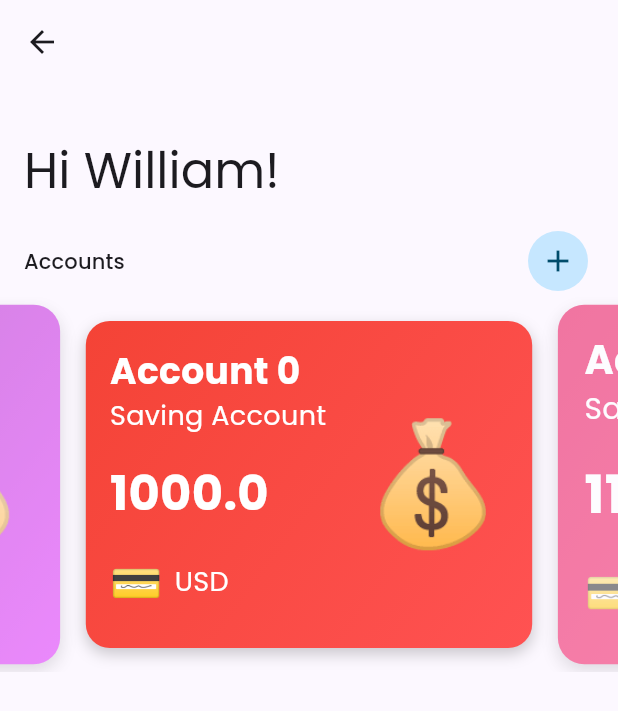
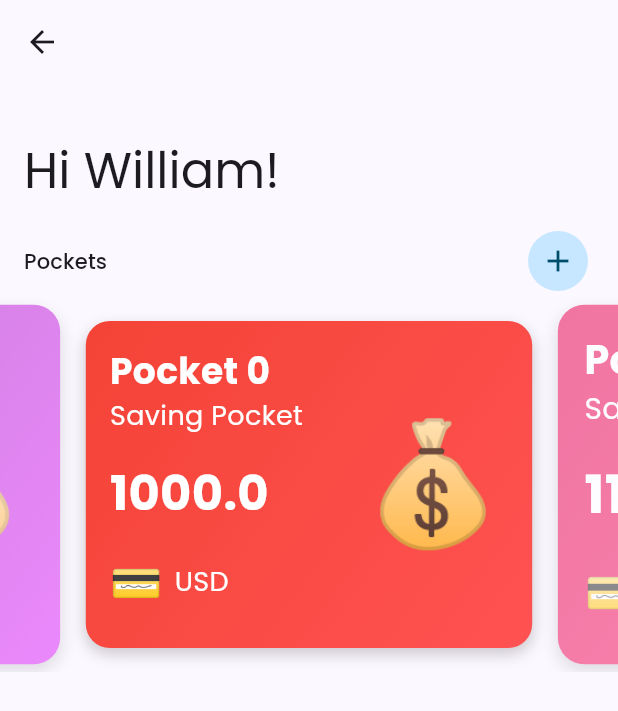
Before and after one commit to willyishmael/rocket_pocket, a Flutter app: the DashboardScreen screen opened directly, on a phone screen of 412 x 824 dp. Shown: the top 711 px of the screen. Run offline on Flutter 3.47's test engine with Material 3 defaults, Android fonts, the phone set to English and light mode, and no system bars; our stand-ins replace drift, flutter_riverpod, flutter_swiper_view, go_router, google_fonts, talker_flutter; missing offline and left inert: country_currency_pickers, flutter_adaptive_scaffold; accounts and stored records are empty; generated files the repository leaves out were written again.

Commit message:
Renaming Account to Pocket

```diff
--- a/lib/data/local/database.dart
+++ b/lib/data/local/database.dart
@@ -14,8 +14,8 @@ final appDatabaseProvider = Provider<AppDatabase>((ref) {
   return AppDatabase();
 });
 
-// Define the Account table
-class Accounts extends Table {
+// Define the Pocket table
+class Pockets extends Table {
   IntColumn get id => integer().autoIncrement()();
   TextColumn get name => text()();
   TextColumn get currency => text()();
@@ -46,10 +46,10 @@ class Loans extends Table {
 // Define the Transaction table
 class Transactions extends Table {
   IntColumn get id => integer().autoIncrement()();
-  IntColumn get senderAccountId =>
-      integer().nullable().customConstraint('NULL REFERENCES accounts(id)')();
-  IntColumn get receiverAccountId =>
-      integer().nullable().customConstraint('NULL REFERENCES accounts(id)')();
+  IntColumn get senderPocketId =>
+      integer().nullable().customConstraint('NULL REFERENCES pockets(id)')();
+  IntColumn get receiverPocketId =>
+      integer().nullable().customConstraint('NULL REFERENCES pockets(id)')();
   TextColumn get type => text().map(const TransactionTypeConverter())();
   IntColumn get categoryId =>
       integer().nullable().customConstraint(
@@ -67,7 +67,7 @@ class Transactions extends Table {
 }
 
 // Create the database
-@DriftDatabase(tables: [Accounts, TransactionCategories, Loans, Transactions])
+@DriftDatabase(tables: [Pockets, TransactionCategories, Loans, Transactions])
 class AppDatabase extends _$AppDatabase {
   AppDatabase() : super(_openConnection());
 
--- a/lib/data/model/account.dart
+++ b/lib/data/model/pocket.dart
@@ -1,6 +1,6 @@
 import 'package:rocket_pocket/data/model/color_gradient.dart';
 
-class Account {
+class Pocket {
   static int _nextId = 1;
   int id;
   String name;
@@ -10,7 +10,7 @@ class Account {
   ColorGradient colorGradient;
   String emoticon = '💰';
 
-  Account({
+  Pocket({
     required this.name,
     required this.purpose,
     required this.currency,
--- a/lib/data/model/transaction.dart
+++ b/lib/data/model/transaction.dart
@@ -2,8 +2,8 @@ import 'package:rocket_pocket/data/model/transaction_type.dart';
 
 class Transaction {
   final int id;
-  final int? senderAccountId;
-  final int? receiverAccountId;
+  final int? senderPocketId;
+  final int? receiverPocketId;
   final TransactionType type;
   final int? categoryId;
   final int? loanId;
@@ -14,8 +14,8 @@ class Transaction {
 
   Transaction({
     required this.id,
-    this.senderAccountId,
-    this.receiverAccountId,
+    this.senderPocketId,
+    this.receiverPocketId,
     required this.type,
     this.categoryId,
     this.loanId,
--- a/lib/repositories/account_repository.dart
+++ /dev/null
@@ -1,55 +0,0 @@
-import 'package:flutter_riverpod/flutter_riverpod.dart';
-import 'package:rocket_pocket/data/local/database.dart';
-import 'package:rocket_pocket/utils/error_handler/app_error.dart';
-
-final accountRepositoryProvider = Provider<AccountRepository>((ref) {
-  final db = ref.watch(appDatabaseProvider);
-  return AccountRepository(db);
-});
-
-class AccountRepository {
-  final AppDatabase db;
-  AccountRepository(this.db);
-
-  Future<List<Account>> getAllAccounts() async {
-    try {
-      return await db.select(db.accounts).get();
-    } catch (e, stack) {
-      DatabaseError('Failed to fetch all accounts', stack).throwError();
-    }
-  }
-
-  Future<int> insertAccount(AccountsCompanion account) async {
-    try {
-      return await db.into(db.accounts).insert(account);
-    } catch (e, stack) {
-      DatabaseError('Failed to insert account', stack).throwError();
-    }
-  }
-
-  Future<Account?> getAccountById(int id) async {
-    try {
-      return await (db.select(db.accounts)
-        ..where((tbl) => tbl.id.equals(id))).getSingleOrNull();
-    } catch (e, stack) {
-      DatabaseError('Failed to fetch account by ID', stack).throwError();
-    }
-  }
-
-  Future updateAccount(AccountsCompanion account) async {
-    try {
-      return await db.update(db.accounts).replace(account);
-    } catch (e, stack) {
-      DatabaseError('Failed to update account', stack).throwError();
-    }
-  }
-
-  Future deleteAccount(int id) async {
-    try {
-      return await (db.delete(db.accounts)
-        ..where((tbl) => tbl.id.equals(id))).go();
-    } catch (e, stack) {
-      DatabaseError('Failed to delete account', stack).throwError();
-    }
-  }
-}
--- a/lib/repositories/loan_repository.dart
+++ b/lib/repositories/loan_repository.dart
@@ -105,7 +105,7 @@ class LoanRepository {
     try {
       return await (db.update(db.loans)..where(
         (tbl) => tbl.id.equals(id),
-      )).write(LoansCompanion(status: Value(status.name)));
+      )).write(LoansCompanion(status: Value(status.name as LoanStatus)));
     } catch (e, stack) {
       DatabaseError('Failed to update loan status', stack).throwError();
     }
--- /dev/null
+++ b/lib/repositories/pocket_repository.dart
@@ -0,0 +1,55 @@
+import 'package:flutter_riverpod/flutter_riverpod.dart';
+import 'package:rocket_pocket/data/local/database.dart';
+import 'package:rocket_pocket/utils/error_handler/app_error.dart';
+
+final pocketRepositoryProvider = Provider<PocketRepository>((ref) {
+  final db = ref.watch(appDatabaseProvider);
+  return PocketRepository(db);
+});
+
+class PocketRepository {
+  final AppDatabase db;
+  PocketRepository(this.db);
+
+  Future<List<Pocket>> getAllPockets() async {
+    try {
+      return await db.select(db.pockets).get();
+    } catch (e, stack) {
+      DatabaseError('Failed to fetch all pockets', stack).throwError();
+    }
+  }
+
+  Future<int> insertPocket(PocketsCompanion pocket) async {
+    try {
+      return await db.into(db.pockets).insert(pocket);
+    } catch (e, stack) {
+      DatabaseError('Failed to insert pocket', stack).throwError();
+    }
+  }
+
+  Future<Pocket?> getPocketById(int id) async {
+    try {
+      return await (db.select(db.pockets)
+        ..where((tbl) => tbl.id.equals(id))).getSingleOrNull();
+    } catch (e, stack) {
+      DatabaseError('Failed to fetch pocket by ID', stack).throwError();
+    }
+  }
+
+  Future updatePocket(PocketsCompanion pocket) async {
+    try {
+      return await db.update(db.pockets).replace(pocket);
+    } catch (e, stack) {
+      DatabaseError('Failed to update pocket', stack).throwError();
+    }
+  }
+
+  Future deletePocket(int id) async {
+    try {
+      return await (db.delete(db.pockets)
+        ..where((tbl) => tbl.id.equals(id))).go();
+    } catch (e, stack) {
+      DatabaseError('Failed to delete pocket', stack).throwError();
+    }
+  }
+}
--- a/lib/repositories/transaction_repository.dart
+++ b/lib/repositories/transaction_repository.dart
@@ -77,30 +77,30 @@ class TransactionRepository {
     }
   }
 
-  Future<List<Transaction>> getTransactionsBySenderAccountId(
-    int senderAccountId,
+  Future<List<Transaction>> getTransactionsBySenderPocketId(
+    int senderPocketId,
   ) async {
     try {
       return await (db.select(db.transactions)
-        ..where((tbl) => tbl.senderAccountId.equals(senderAccountId))).get();
+        ..where((tbl) => tbl.senderPocketId.equals(senderPocketId))).get();
     } catch (e, stack) {
       DatabaseError(
-        'Failed to fetch transactions by sender account ID',
+        'Failed to fetch transactions by sender Pocket ID',
         stack,
       ).throwError();
     }
   }
 
-  Future<List<Transaction>> getTransactionsByReceiverAccountId(
-    int receiverAccountId,
+  Future<List<Transaction>> getTransactionsByReceiverPocketId(
+    int receiverPocketId,
   ) async {
     try {
       return await (db.select(
         db.transactions,
-      )..where((tbl) => tbl.receiverAccountId.equals(receiverAccountId))).get();
+      )..where((tbl) => tbl.receiverPocketId.equals(receiverPocketId))).get();
     } catch (e, stack) {
       DatabaseError(
-        'Failed to fetch transactions by receiver account ID',
+        'Failed to fetch transactions by receiver Pocket ID',
         stack,
       ).throwError();
     }
--- a/lib/router/navigation_helper.dart
+++ b/lib/router/navigation_helper.dart
@@ -49,9 +49,9 @@ class NavigationHelper {
                 },
               ),
               GoRoute(
-                path: Paths.createAccount,
+                path: Paths.createPocket,
                 pageBuilder: (context, state) {
-                  return getPage(child: CreateAccountScreen(), state: state);
+                  return getPage(child: CreatePocketScreen(), state: state);
                 },
               ),
             ],
--- a/lib/router/paths.dart
+++ b/lib/router/paths.dart
@@ -1,9 +1,9 @@
 class Paths {
   static const String root = '/';
   static const String dashboard = '/dashboard';
-  static const String createAccount = '$dashboard/create-account';
-  static const String accountDetails = '$dashboard/account-details';
-  static const String accountTransactions = '$accountDetails/account-transactions';
+  static const String createPocket = '$dashboard/create-Pocket';
+  static const String pocketDetails = '$dashboard/Pocket-details';
+  static const String pocketTransactions = '$pocketDetails/Pocket-transactions';
 
   static const String transaction = '/transaction';
   static const String addTransaction = '$transaction/add';
--- a/lib/screens/0_widgets/account_card/account_card.dart
+++ b/lib/screens/0_widgets/pocket_card/pocket_card.dart
@@ -1,9 +1,9 @@
 import 'package:flutter/material.dart';
-import 'package:rocket_pocket/data/model/account.dart';
+import 'package:rocket_pocket/data/model/pocket.dart';
 
-class AccountCard extends StatelessWidget {
-  final Account account;
-  const AccountCard({super.key, required this.account});
+class PocketCard extends StatelessWidget {
+  final Pocket pocket;
+  const PocketCard({super.key, required this.pocket});
 
   @override
   Widget build(BuildContext context) {
@@ -11,7 +11,7 @@ class AccountCard extends StatelessWidget {
       margin: const EdgeInsets.all(16.0),
       decoration: BoxDecoration(
         gradient: LinearGradient(
-          colors: account.colorGradient.colors,
+          colors: pocket.colorGradient.colors,
           begin: Alignment.topLeft,
           end: Alignment.bottomRight,
         ),
@@ -34,7 +34,7 @@ class AccountCard extends StatelessWidget {
                 crossAxisAlignment: CrossAxisAlignment.start,
                 children: [
                   Text(
-                    account.name,
+                    pocket.name,
                     style: const TextStyle(
                       fontSize: 24.0,
                       fontWeight: FontWeight.bold,
@@ -42,12 +42,12 @@ class AccountCard extends StatelessWidget {
                     ),
                   ),
                   Text(
-                    account.purpose,
+                    pocket.purpose,
                     style: const TextStyle(fontSize: 18.0, color: Colors.white),
                   ),
                   const SizedBox(height: 16.0),
                   Text(
-                    account.balance.toString(),
+                    pocket.balance.toString(),
                     style: TextStyle(
                       fontSize: 32.0,
                       fontWeight: FontWeight.bold,
@@ -66,7 +66,7 @@ class AccountCard extends StatelessWidget {
                       ),
                       SizedBox(width: 8.0),
                       Text(
-                        account.currency,
+                        pocket.currency,
                         style: const TextStyle(
                           fontSize: 18.0,
                           color: Colors.white,
@@ -79,7 +79,7 @@ class AccountCard extends StatelessWidget {
             ),
             const SizedBox(width: 16.0),
             Text(
-              account.emoticon,
+              pocket.emoticon,
               style: const TextStyle(fontSize: 80.0, color: Colors.white),
             ),
           ],
--- a/lib/screens/dashboard/create_account_screen.dart
+++ b/lib/screens/dashboard/create_pocket_screen.dart
@@ -3,20 +3,20 @@ import 'package:country_currency_pickers/currency_picker_dropdown.dart';
 import 'package:country_currency_pickers/utils/utils.dart';
 import 'package:flutter/material.dart';
 import 'package:go_router/go_router.dart';
-import 'package:rocket_pocket/data/model/account.dart';
+import 'package:rocket_pocket/data/model/pocket.dart';
 import 'package:rocket_pocket/data/model/color_gradient.dart';
-import 'package:rocket_pocket/screens/0_widgets/account_card/account_card.dart';
+import 'package:rocket_pocket/screens/0_widgets/pocket_card/pocket_card.dart';
 import 'package:rocket_pocket/screens/0_widgets/gradient_picker/gradient_picker.dart';
 
-class CreateAccountScreen extends StatefulWidget {
-  const CreateAccountScreen({super.key});
+class CreatePocketScreen extends StatefulWidget {
+  const CreatePocketScreen({super.key});
 
   @override
-  State<CreateAccountScreen> createState() => _CreateAccountScreenState();
+  State<CreatePocketScreen> createState() => _CreatePocketScreenState();
 }
 
-class _CreateAccountScreenState extends State<CreateAccountScreen> {
-  Account account = Account(
+class _CreatePocketScreenState extends State<CreatePocketScreen> {
+  Pocket pocket = Pocket(
     name: '',
     purpose: '',
     currency: 'IDR',
@@ -74,11 +74,9 @@ class _CreateAccountScreenState extends State<CreateAccountScreen> {
               },
             ),
             expandedHeight: 150.0,
-            flexibleSpace: const FlexibleSpaceBar(
-              title: Text('Create Account'),
-            ),
+            flexibleSpace: const FlexibleSpaceBar(title: Text('Create Pocket')),
           ),
-          SliverToBoxAdapter(child: AccountCard(account: account)),
+          SliverToBoxAdapter(child: PocketCard(pocket: pocket)),
           SliverToBoxAdapter(
             child: Padding(
               padding: const EdgeInsets.all(16.0),
@@ -87,18 +85,18 @@ class _CreateAccountScreenState extends State<CreateAccountScreen> {
                 spacing: 16.0,
                 children: [
                   Text(
-                    'Customize your account',
+                    'Customize your pocket',
                     style: Theme.of(context).textTheme.labelLarge,
                   ),
                   TextField(
                     decoration: InputDecoration(
-                      labelText: 'Account Name',
+                      labelText: 'Pocket Name',
                       border: OutlineInputBorder(),
                       icon: const Icon(Icons.add_card),
                     ),
                     onChanged: (value) {
                       setState(() {
-                        account.name = value;
+                        pocket.name = value;
                       });
                     },
                   ),
@@ -110,7 +108,7 @@ class _CreateAccountScreenState extends State<CreateAccountScreen> {
                     ),
                     onChanged: (value) {
                       setState(() {
-                        account.purpose = value;
+                        pocket.purpose = value;
                       });
                     },
                   ),
@@ -125,16 +123,16 @@ class _CreateAccountScreenState extends State<CreateAccountScreen> {
                     ),
                     onChanged: (value) {
                       setState(() {
-                        account.emoticon = value;
+                        pocket.emoticon = value;
                       });
                     },
                   ),
                   GradientPicker(
                     gradients: gradients,
-                    selectedColor: account.colorGradient,
+                    selectedColor: pocket.colorGradient,
                     onSelected: (color) {
                       setState(() {
-                        account.colorGradient = color;
+                        pocket.colorGradient = color;
                       });
                     },
                   ),
@@ -153,7 +151,7 @@ class _CreateAccountScreenState extends State<CreateAccountScreen> {
                           onValuePicked: (Country? country) {
                             if (country != null) {
                               setState(() {
-                                account.currency = country.currencyCode ?? '';
+                                pocket.currency = country.currencyCode ?? '';
                               });
                             }
                           },
@@ -163,13 +161,13 @@ class _CreateAccountScreenState extends State<CreateAccountScreen> {
                         flex: 2,
                         child: TextField(
                           decoration: const InputDecoration(
-                            labelText: 'Account Balance',
+                            labelText: 'Pocket Balance',
                             border: OutlineInputBorder(),
                           ),
                           keyboardType: TextInputType.number,
                           onChanged: (value) {
                             setState(() {
-                              account.balance = double.tryParse(value) ?? 0.0;
+                              pocket.balance = double.tryParse(value) ?? 0.0;
                             });
                           },
                         ),
@@ -179,10 +177,10 @@ class _CreateAccountScreenState extends State<CreateAccountScreen> {
                   const SizedBox(height: 16.0),
                   ElevatedButton(
                     onPressed: () {
-                      // Handle account creation
-                      print('Account Created');
+                      // Handle pocket creation
+                      print('Pocket Created');
                     },
-                    child: const Text('Create Account'),
+                    child: const Text('Create Pocket'),
                   ),
                 ],
               ),
--- a/lib/screens/dashboard/dashboard_screen.dart
+++ b/lib/screens/dashboard/dashboard_screen.dart
@@ -1,10 +1,10 @@
 import 'package:flutter/material.dart';
 import 'package:flutter_swiper_view/flutter_swiper_view.dart';
 import 'package:go_router/go_router.dart';
-import 'package:rocket_pocket/data/model/account.dart';
+import 'package:rocket_pocket/data/model/pocket.dart';
 import 'package:rocket_pocket/data/model/color_gradient.dart';
 import 'package:rocket_pocket/router/paths.dart';
-import 'package:rocket_pocket/screens/0_widgets/account_card/account_card.dart';
+import 'package:rocket_pocket/screens/0_widgets/pocket_card/pocket_card.dart';
 
 class DashboardScreen extends StatelessWidget {
   const DashboardScreen({super.key});
@@ -31,13 +31,12 @@ class DashboardScreen extends StatelessWidget {
                 mainAxisAlignment: MainAxisAlignment.spaceBetween,
                 children: [
                   Text(
-                    'Accounts',
+                    'Pockets',
                     style: Theme.of(context).textTheme.labelLarge,
                   ),
                   IconButton.filledTonal(
                     onPressed: () {
-                      context.push(Paths.createAccount);
-                      print('Add Account');
+                      context.push(Paths.createPocket);
                     },
                     icon: Icon(Icons.add),
                   ),
@@ -55,10 +54,10 @@ class DashboardScreen extends StatelessWidget {
                 fade: 0.6,
                 curve: Curves.bounceInOut,
                 itemBuilder:
-                    (context, index) => AccountCard(
-                      account: Account(
-                        name: 'Account $index',
-                        purpose: 'Saving Account',
+                    (context, index) => PocketCard(
+                      pocket: Pocket(
+                        name: 'Pocket $index',
+                        purpose: 'Saving Pocket',
                         balance: 1000.0 + (index * 100),
                         currency: 'USD',
                         colorGradient: ColorGradient(
--- a/lib/screens/screens.dart
+++ b/lib/screens/screens.dart
@@ -3,7 +3,7 @@
 
 export 'budget/budget_screen.dart';
 export 'dashboard/dashboard_screen.dart';
-export 'dashboard/create_account_screen.dart';
+export 'dashboard/create_pocket_screen.dart';
 export 'root/root_screen.dart';
 export 'settings/settings_screen.dart';
 export 'transaction/add_transaction_screen.dart';
--- a/lib/screens/transaction/transaction_list_tile.dart
+++ b/lib/screens/transaction/transaction_list_tile.dart
@@ -24,7 +24,7 @@ class TransactionListTile extends StatelessWidget {
   Widget build(BuildContext context) {
     return ListTile(
       title: Text(transaction.description),
-      subtitle: Text('Account name'),
+      subtitle: Text('Pocket name'),
       leading: _getTransactionIcon(transaction.type),
       trailing: Column(
         crossAxisAlignment: CrossAxisAlignment.end,
@@ -35,11 +35,12 @@ class TransactionListTile extends StatelessWidget {
                 ? '+\$${transaction.amount.toStringAsFixed(2)}'
                 : '-\$${transaction.amount.toStringAsFixed(2)}',
             style: TextStyle(
-              color: transaction.type == TransactionType.income
-                  ? Colors.green
-                  : Colors.red,
+              color:
+                  transaction.type == TransactionType.income
+                      ? Colors.green
+                      : Colors.red,
               fontWeight: FontWeight.bold,
-              fontSize: 16
+              fontSize: 16,
             ),
           ),
           Text(transaction.createdAt.toLocal().toString().split(' ')[0]),
```
Also changed, not shown: lib/screens/transaction/transaction_screen.dart (+10 -13 lines).
